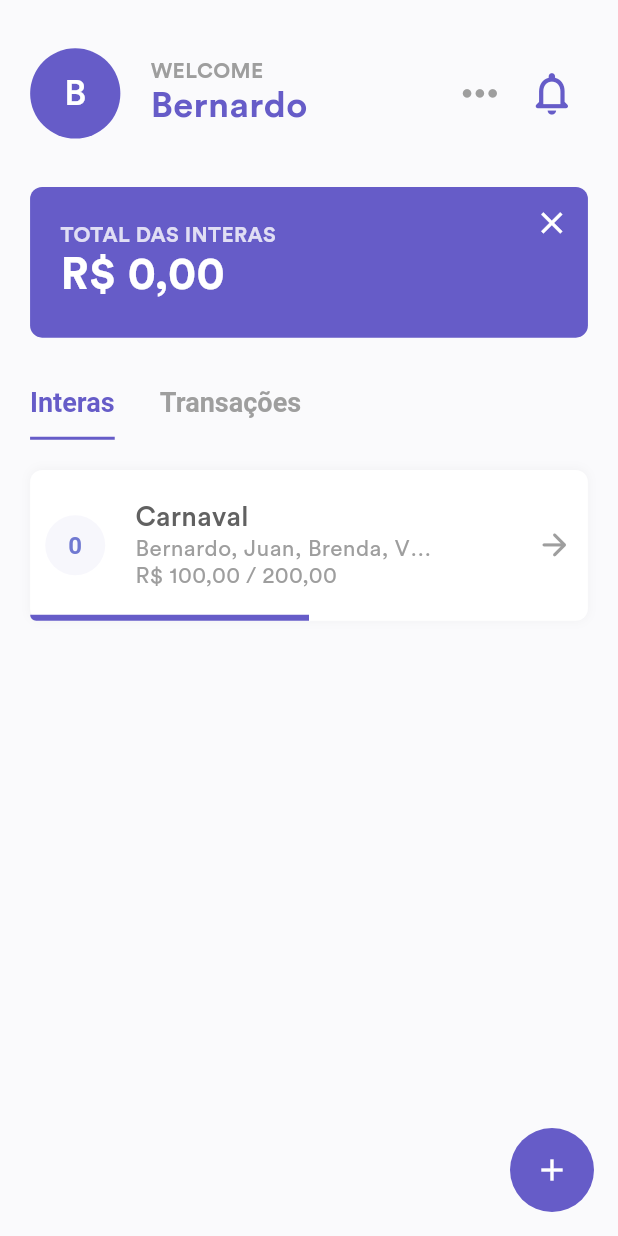
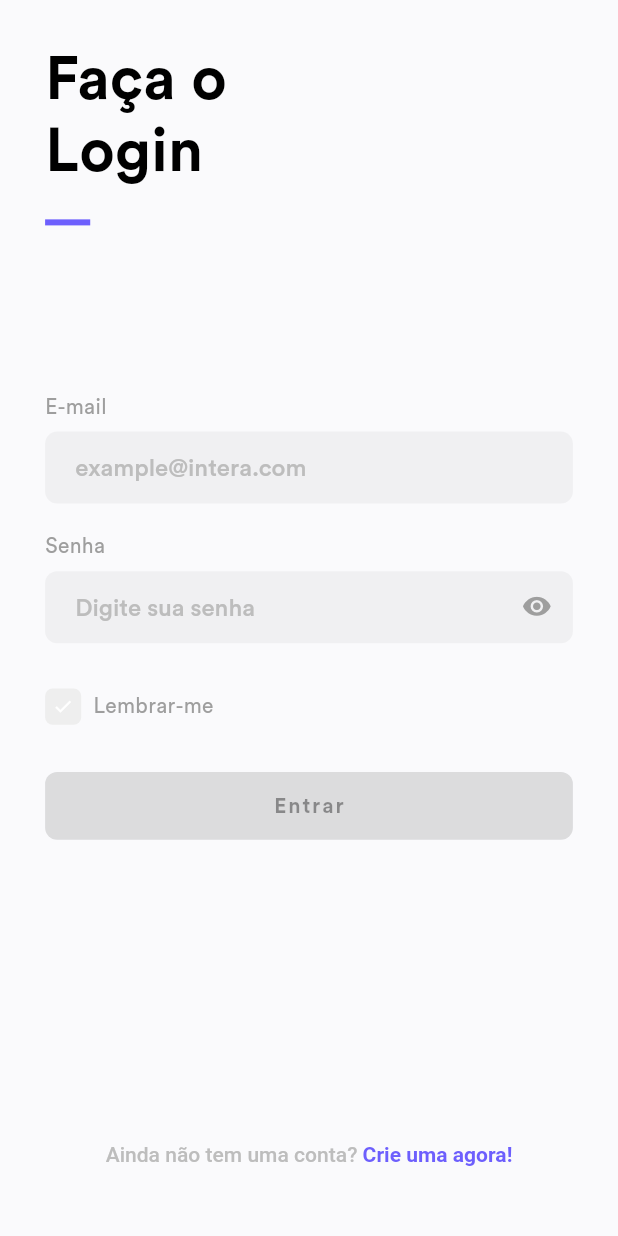
Before and after one commit to bernardoveras/intera-frontend, a Flutter app: the screen it shows after launch, on a phone screen of 412 x 824 dp. Run offline on Flutter 3.47's test engine with Material 2 defaults, Android fonts, the phone set to English and light mode, and no system bars; drawn by our look-alikes of animate_do; our stand-ins replace firebase_core, firebase_crashlytics, flutter_screenutil, get, get_storage, image_picker; accounts and stored records are empty; statements that could not run were skipped.

Commit message:
#18: Criar a tela de login baseado no mock

```diff
--- a/lib/initializer.dart
+++ b/lib/initializer.dart
@@ -53,9 +53,14 @@ class Initializer {
 
   static Future<void> _startUserSettings(ILocalStorage storage) async {
     String? imageBase64 = await storage.get(PATH.USER_IMAGE);
+    String? remember = await storage.get(PATH.REMEMBER);
 
     Uint8List? imageDecoded =
         imageBase64 != null ? base64Decode(imageBase64) : null;
+
+    if (remember != null) {
+      Settings.remember = remember.toBool;
+    }
 
     if (imageDecoded != null) {
       Settings.usernameImage?.value = imageDecoded;
--- a/lib/presentation/_pages.dart
+++ b/lib/presentation/_pages.dart
@@ -1 +1,2 @@
 export 'home/home_page.dart';
+export 'login/login_page.dart';
--- /dev/null
+++ b/lib/presentation/login/components/components.dart
@@ -0,0 +1,2 @@
+export 'text_field.dart';
+export 'title.dart';
--- /dev/null
+++ b/lib/presentation/login/components/form.dart
@@ -0,0 +1,78 @@
+import 'package:flutter/material.dart';
+import 'package:get/get.dart';
+import 'package:intera/presentation/login/components/components.dart';
+import 'package:intera/presentation/login/login_controller.dart';
+import 'package:intera/presentation/login/login_page.dart';
+import 'package:intera/shared/components/checkbox.dart';
+import 'package:intera/shared/extensions/screen_util_extension.dart';
+
+class LoginForm extends StatelessWidget {
+  final LoginController controller;
+  final GlobalKey<FormState> formKey = GlobalKey<FormState>();
+
+  LoginForm({Key? key, required this.controller}) : super(key: key);
+
+  @override
+  Widget build(BuildContext context) {
+    return Column(
+      crossAxisAlignment: CrossAxisAlignment.center,
+      mainAxisAlignment: MainAxisAlignment.center,
+      children: [
+        Obx(
+          () => LoginTextField(
+            titleText: 'E-mail',
+            hintText: 'example@intera.com',
+            keyboardType: TextInputType.emailAddress,
+            onChanged: controller.email,
+            controller: controller.emailController,
+            focusNode: controller.emailFocus.value,
+            textInputAction: TextInputAction.next,
+            readOnly: controller.loading.value == true,
+          ),
+        ),
+        SizedBox(height: 20.height),
+        Obx(
+          () => LoginTextField(
+            titleText: 'Senha',
+            hintText: 'Digite sua senha',
+            obscure: true,
+            onChanged: controller.senha,
+            controller: controller.senhaController,
+            focusNode: controller.senhaFocus.value,
+            readOnly: controller.loading.value == true,
+            preffixIcon: controller.enableButton == true ? Icon(
+              Icons.check,
+              color: Colors.green,
+              size: 20.height,
+            ) : null,
+            onFieldSubmitted: (val) async {
+              await controller.autenticar();
+            },
+          ),
+        ),
+        SizedBox(height: 30.height),
+        Obx(
+          () => ICheckBox(
+            value: controller.remember.value!,
+            title: 'Lembrar-me',
+            onChanged: (value) {
+              controller.remember.value = value;
+            },
+          ),
+        ),
+        SizedBox(height: 30.height),
+        Obx(
+          () => IButton(
+            title: 'Entrar',
+            loading: controller.loading.value ?? false,
+            onTap: controller.enableButton == true
+                ? () async {
+                    await controller.autenticar();
+                  }
+                : null,
+          ),
+        ),
+      ],
+    );
+  }
+}
--- /dev/null
+++ b/lib/presentation/login/components/text_field.dart
@@ -0,0 +1,150 @@
+import 'package:animate_do/animate_do.dart';
+import 'package:flutter/material.dart';
+import 'package:flutter/services.dart';
+import 'package:intera/shared/extensions/screen_util_extension.dart';
+
+class LoginTextField extends StatefulWidget {
+  final String? titleText;
+  final String? hintText;
+  final bool obscure;
+  final TextStyle? style;
+  final FocusNode? focusNode;
+  final TextEditingController? controller;
+  final List<TextInputFormatter>? inputFormatters;
+  final TextInputType? keyboardType;
+  final void Function(String)? onChanged;
+  final void Function(String)? onFieldSubmitted;
+  final bool readOnly;
+  final TextInputAction? textInputAction;
+  final String? Function(String?)? validator;
+  final String? errorText;
+  final Icon? preffixIcon;
+
+  const LoginTextField({
+    Key? key,
+    this.titleText,
+    this.hintText,
+    this.obscure = false,
+    this.style,
+    this.focusNode,
+    this.controller,
+    this.inputFormatters,
+    this.keyboardType,
+    this.onChanged,
+    this.onFieldSubmitted,
+    this.readOnly = false,
+    this.textInputAction,
+    this.errorText,
+    this.validator,
+    this.preffixIcon,
+  }) : super(key: key);
+
+  @override
+  _LoginTextFieldState createState() => _LoginTextFieldState();
+}
+
+class _LoginTextFieldState extends State<LoginTextField> {
+  late bool showPass;
+
+  @override
+  void initState() {
+    super.initState();
+    showPass = widget.obscure;
+  }
+
+  @override
+  Widget build(BuildContext context) {
+    return Column(
+      crossAxisAlignment: CrossAxisAlignment.start,
+      children: [
+        widget.titleText != null
+            ? Text(
+                widget.titleText!,
+                style: TextStyle(
+                  color: Colors.grey.shade500,
+                ),
+              )
+            : SizedBox.shrink(),
+        SizedBox(height: widget.titleText != null ? 8.height : 0),
+        TextFormField(
+          focusNode: widget.focusNode,
+          controller: widget.controller,
+          inputFormatters: widget.inputFormatters,
+          keyboardType: widget.keyboardType,
+          onChanged: widget.onChanged,
+          onFieldSubmitted: widget.onFieldSubmitted,
+          readOnly: widget.readOnly,
+          textInputAction: widget.textInputAction,
+          validator: widget.validator,
+          obscureText: showPass,
+          style: widget.style != null
+              ? widget.style!.copyWith(
+                  color: Colors.black,
+                  fontWeight: FontWeight.bold,
+                  letterSpacing: showPass == true ? 5 : null,
+                )
+              : TextStyle(
+                  color: Colors.black,
+                  fontWeight: FontWeight.bold,
+                  letterSpacing: showPass == true ? 5 : null,
+                ),
+          autocorrect: false,
+          decoration: InputDecoration(
+            suffixIcon: widget.preffixIcon == null
+                ? widget.errorText != null
+                    ? Icon(Icons.error_rounded, color: Colors.red)
+                    : widget.obscure
+                        ? FadeInUp(
+                            from: 10,
+                            duration: Duration(milliseconds: 200),
+                            child: GestureDetector(
+                              onTap: () => setState(() => showPass = !showPass),
+                              behavior: HitTestBehavior.opaque,
+                              child: Container(
+                                child: Icon(
+                                  showPass
+                                      ? Icons.visibility_rounded
+                                      : Icons.visibility_off_rounded,
+                                  color: Colors.grey,
+                                  size: 20.height,
+                                ),
+                              ),
+                            ),
+                          )
+                        : null
+                : FadeInUp(
+                    from: 10,
+                    duration: Duration(milliseconds: 200),
+                    child: widget.preffixIcon!,
+                  ),
+            contentPadding: EdgeInsets.symmetric(
+              horizontal: 20.width,
+              vertical: 10.height,
+            ),
+            filled: true,
+            hintText: widget.hintText ?? widget.titleText,
+            hintStyle: TextStyle(
+              color: Colors.grey.shade400,
+              fontWeight: FontWeight.w500,
+              letterSpacing: 0,
+            ),
+            border: outlineBorder(),
+            errorBorder: outlineBorder(),
+            enabledBorder: outlineBorder(),
+            focusedBorder: outlineBorder(),
+            disabledBorder: outlineBorder(),
+            focusedErrorBorder: outlineBorder(),
+          ),
+          cursorColor: Theme.of(context).primaryColor,
+        ),
+      ],
+    );
+  }
+
+  InputBorder outlineBorder() {
+    return OutlineInputBorder(
+      borderRadius: BorderRadius.circular(8),
+      borderSide: BorderSide.none,
+    );
+  }
+}
--- /dev/null
+++ b/lib/presentation/login/components/title.dart
@@ -0,0 +1,37 @@
+import 'package:flutter/material.dart';
+import 'package:intera/shared/extensions/screen_util_extension.dart';
+
+class TitleComponent extends StatelessWidget {
+  final String? title;
+  final double? width;
+
+  const TitleComponent({Key? key, this.title, this.width}) : super(key: key);
+  @override
+  Widget build(BuildContext context) {
+    return Column(
+      mainAxisAlignment: MainAxisAlignment.center,
+      crossAxisAlignment: CrossAxisAlignment.start,
+      children: [
+        Container(
+          width: width ?? 160.width,
+          alignment: Alignment.centerLeft,
+          child: Text(
+            title ?? 'Faça o Login',
+            maxLines: 2,
+            style: TextStyle(
+              color: Colors.black,
+              fontSize: 40.sp,
+              fontWeight: FontWeight.bold,
+            ),
+          ),
+        ),
+        SizedBox(height: 20.height),
+        Container(
+          color: Theme.of(context).primaryColor,
+          width: 30.width,
+          height: 4.height,
+        ),
+      ],
+    );
+  }
+}
--- /dev/null
+++ b/lib/presentation/login/login_controller.dart
@@ -0,0 +1,65 @@
+import 'package:flutter/widgets.dart';
+import 'package:get/get.dart';
+import 'package:intera/domain/services/local_storage_service.dart';
+import 'package:intera/shared/consts.dart';
+import 'package:intera/shared/settings.dart';
+
+class LoginController extends GetxController {
+  final ILocalStorage localStorage;
+
+  LoginController({required this.localStorage});
+
+  ///[E-mail]
+  RxString email = ''.obs;
+  late TextEditingController emailController;
+  final emailError = RxString();
+  final emailFocus = FocusNode().obs;
+
+  ///[Senha]
+  RxString senha = ''.obs;
+  late TextEditingController senhaController;
+  final senhaError = RxString();
+  final senhaFocus = FocusNode().obs;
+
+  bool get enableButton =>
+      email.value.isBlank == false && senha.value.isBlank == false;
+
+  ///[Remember-me]
+  RxBool remember = false.obs;
+
+  RxBool loading = false.obs;
+
+  Future<void> autenticar() async {
+    loading.value = true;
+    try {
+      // ToDo: Implementar a autenticação
+      if (remember.value != null) {
+        Settings.remember = remember.value!;
+        await localStorage.add(PATH.REMEMBER, Settings.remember.toString());
+      }
+    } catch (e) {
+      print(e);
+      loading.value = false;
+
+    } finally {
+      loading.value = false;
+    }
+  }
+
+  @override
+  void onInit() {
+    super.onInit();
+    remember.value = Settings.remember;
+    emailController = TextEditingController(text: email.value);
+    senhaController = TextEditingController(text: senha.value);
+  }
+
+  @override
+  void onClose() {
+    super.onClose();
+    emailController.dispose();
+    senhaController.dispose();
+    emailFocus.close();
+    senhaFocus.close();
+  }
+}
--- /dev/null
+++ b/lib/presentation/login/login_page.dart
@@ -0,0 +1,138 @@
+import 'package:animate_do/animate_do.dart';
+import 'package:intera/presentation/login/components/form.dart';
+import 'package:intera/presentation/login/login_controller.dart';
+import 'package:intera/shared/components/circular_loading.dart';
+import 'package:intera/shared/extensions/screen_util_extension.dart';
+import 'components/components.dart';
+import 'package:flutter/material.dart';
+import 'package:get/get.dart';
+
+class LoginPage extends GetView<LoginController> {
+  @override
+  Widget build(BuildContext context) {
+    return Scaffold(
+      body: Container(
+        height: MediaQuery.of(context).size.height,
+        width: MediaQuery.of(context).size.width,
+        child: SafeArea(
+          child: Padding(
+            padding:
+                EdgeInsets.symmetric(horizontal: 30.width, vertical: 30.height),
+            child: Stack(
+              alignment: Alignment.center,
+              children: [
+                Column(
+                  crossAxisAlignment: CrossAxisAlignment.start,
+                  mainAxisAlignment: MainAxisAlignment.spaceBetween,
+                  children: [
+                    AnimatedContainer(
+                      duration: Duration(milliseconds: 300),
+                      curve: Curves.fastLinearToSlowEaseIn,
+                      transform: Matrix4.translationValues(
+                          0.0,
+                          MediaQuery.of(context).viewInsets.bottom != 0
+                              ? -40.0
+                              : 0.0,
+                          0.0),
+                      child: AnimatedOpacity(
+                        duration: Duration(milliseconds: 300),
+                        curve: Curves.fastLinearToSlowEaseIn,
+                        opacity: MediaQuery.of(context).viewInsets.bottom != 0
+                            ? 0.0
+                            : 1.0,
+                        child: TitleComponent(),
+                      ),
+                    ),
+                    Obx(
+                      () => OutlinedButton(
+                        onPressed: controller.loading.value == false
+                            ? () {
+                                // ToDo: Implementar a criação da conta
+                                print('Criar uma conta');
+                              }
+                            : null,
+                        style: OutlinedButton.styleFrom(
+                          side: BorderSide.none,
+                          primary: Theme.of(context).backgroundColor,
+                          shadowColor: Colors.red,
+                          backgroundColor: Colors.transparent,
+                          elevation: 0,
+                          minimumSize: Size(double.infinity, 45.height),
+                        ),
+                        child: RichText(
+                          text: TextSpan(
+                            style: TextStyle(
+                              fontSize: 14.sp,
+                              fontWeight: FontWeight.w500,
+                              color: Colors.grey.shade400,
+                            ),
+                            children: [
+                              TextSpan(text: "Ainda não tem uma conta? "),
+                              TextSpan(
+                                text: "Crie uma agora!",
+                                style: TextStyle(
+                                  fontWeight: FontWeight.bold,
+                                  color: Theme.of(context).primaryColor,
+                                  fontSize: 14.sp,
+                                ),
+                              ),
+                            ],
+                          ),
+                        ),
+                      ),
+                    )
+                  ],
+                ),
+                LoginForm(controller: controller),
+              ],
+            ),
+          ),
+        ),
+      ),
+    );
+  }
+}
+
+class IButton extends StatelessWidget {
+  final String title;
+  final bool loading;
+  final void Function()? onTap;
+  final Color? backgroundColor;
+
+  const IButton({
+    Key? key,
+    required this.title,
+    required this.onTap,
+    this.backgroundColor,
+    this.loading = false,
+  }) : super(key: key);
+  @override
+  Widget build(BuildContext context) {
+    return ElevatedButton(
+      onPressed: onTap,
+      child: loading == false
+          ? Text(
+              title,
+              style: TextStyle(
+                fontWeight: FontWeight.bold,
+                fontSize: 14.sp,
+              ),
+            )
+          : CircularLoading(
+              color: Colors.white,
+              size: 15.height,
+              lineWidth: 2.width,
+            ),
+      style: ElevatedButton.styleFrom(
+        minimumSize: Size(double.infinity, 45.height),
+        shape: RoundedRectangleBorder(
+          borderRadius: BorderRadius.circular(8.radius),
+          side: BorderSide.none,
+        ),
+        primary: backgroundColor ?? Theme.of(context).primaryColor,
+        elevation: 0,
+        shadowColor: Colors.transparent,
+      ),
+    );
+  }
+}
--- /dev/null
+++ b/lib/shared/components/checkbox.dart
@@ -0,0 +1,105 @@
+import 'package:animate_do/animate_do.dart';
+import 'package:flutter/material.dart';
+import 'package:intera/shared/extensions/screen_util_extension.dart';
+import 'package:intera/shared/settings.dart';
+
+class ICheckBox extends StatefulWidget {
+  final bool value;
+  final Function(bool) onChanged;
+  final String? title;
+  final TextStyle? titleStyle;
+  final Color? checkColor;
+  final Color? uncheckColor;
+  final BorderRadiusGeometry? radius;
+  final double? width;
+  final double? height;
+  final Duration? duration;
+
+  const ICheckBox({
+    Key? key,
+    required this.value,
+    required this.onChanged,
+    this.title,
+    this.titleStyle,
+    this.checkColor,
+    this.uncheckColor,
+    this.radius,
+    this.width,
+    this.height,
+    this.duration,
+  }) : super(key: key);
+
+  @override
+  _ICheckBoxState createState() => _ICheckBoxState();
+}
+
+class _ICheckBoxState extends State<ICheckBox> {
+  late AnimationController _upAnimController;
+
+  void _onChanged(bool value) {
+    if (value == true) {
+      _upAnimController.forward();
+    } else {
+      _upAnimController.reverse();
+    }
+
+    widget.onChanged(value);
+  }
+
+  @override
+  void dispose() {
+    _upAnimController.dispose();
+    super.dispose();
+  }
+
+  @override
+  Widget build(BuildContext context) {
+    return GestureDetector(
+      onTap: () {
+        _onChanged(!widget.value);
+      },
+      behavior: HitTestBehavior.opaque,
+      child: Row(
+        crossAxisAlignment: CrossAxisAlignment.center,
+        mainAxisAlignment: MainAxisAlignment.start,
+        children: [
+          AnimatedContainer(
+            duration: widget.duration ?? Duration(milliseconds: 200),
+            width: widget.width ?? 24.width,
+            height: widget.height ?? 24.height,
+            decoration: BoxDecoration(
+              color: widget.value == true
+                  ? widget.checkColor ?? Theme.of(context).primaryColor
+                  : widget.uncheckColor ?? Colors.grey.shade200,
+              borderRadius: widget.radius ?? BorderRadius.circular(5.radius),
+            ),
+            child: FadeInUp(
+              manualTrigger: true,
+              animate: false,
+              controller: (controller) {
+                _upAnimController = controller;
+                if (widget.value == true) _upAnimController.forward();
+              },
+              duration: widget.duration ?? Duration(milliseconds: 250),
+              child: Icon(
+                Icons.check,
+                color: Colors.white,
+                size: 14.height,
+              ),
+            ),
+          ),
+          SizedBox(width: widget.title != null ? 8.width : 0),
+          widget.title != null
+              ? Text(
+                  widget.title!,
+                  style: widget.titleStyle ??
+                      TextStyle(
+                        color: Colors.grey.shade500,
+                      ),
+                )
+              : SizedBox(),
+        ],
+      ),
+    );
+  }
+}
--- /dev/null
+++ b/lib/shared/components/circular_loading.dart
@@ -0,0 +1,88 @@
+import 'dart:math' as math;
+
+import 'package:flutter/widgets.dart';
+
+class CircularLoading extends StatefulWidget {
+  const CircularLoading({
+    Key? key,
+    required this.color,
+    this.lineWidth = 7.0,
+    this.size = 50.0,
+    this.duration = const Duration(milliseconds: 1200),
+    this.controller,
+  }) : super(key: key);
+
+  final Color color;
+  final double lineWidth;
+  final double size;
+  final Duration duration;
+  final AnimationController? controller;
+
+  @override
+  _CircularLoadingState createState() => _CircularLoadingState();
+}
+
+class _CircularLoadingState extends State<CircularLoading>
+    with SingleTickerProviderStateMixin {
+  late AnimationController _controller;
+  late Animation<double> _animation;
+
+  @override
+  void initState() {
+    super.initState();
+
+    _controller = (widget.controller ??
+        AnimationController(vsync: this, duration: widget.duration))
+      ..addListener(() => setState(() {}))
+      ..repeat();
+    _animation = Tween(begin: 0.0, end: 1.0).animate(CurvedAnimation(
+        parent: _controller,
+        curve: const Interval(0.0, 1.0, curve: Curves.linear)));
+  }
+
+  @override
+  void dispose() {
+    _controller.dispose();
+    super.dispose();
+  }
+
+  @override
+  Widget build(BuildContext context) {
+    return Center(
+      child: Transform(
+        transform: Matrix4.identity()
+          ..rotateZ((_animation.value) * math.pi * 2),
+        alignment: FractionalOffset.center,
+        child: CustomPaint(
+          child: SizedBox.fromSize(size: Size.square(widget.size)),
+          painter: _CircularLoadingPainter(
+              paintWidth: widget.lineWidth, color: widget.color),
+        ),
+      ),
+    );
+  }
+}
+
+class _CircularLoadingPainter extends CustomPainter {
+  _CircularLoadingPainter(
+      {this.angle = 90.0, required double paintWidth, required Color color})
+      : ringPaint = Paint()
+          ..color = color
+          ..strokeWidth = paintWidth
+          ..style = PaintingStyle.stroke;
+
+  final Paint ringPaint;
+  final double angle;
+
+  @override
+  void paint(Canvas canvas, Size size) {
+    final rect = Rect.fromPoints(Offset.zero, Offset(size.width, size.height));
+    canvas.drawArc(rect, 0.0, getRadian(angle), false, ringPaint);
+    canvas.drawArc(rect, getRadian(180.0), getRadian(angle), false, ringPaint);
+  }
+
+  @override
+  bool shouldRepaint(CustomPainter oldDelegate) => true;
+
+  double getRadian(double angle) => math.pi / 180 * angle;
+}
--- a/lib/shared/consts.dart
+++ b/lib/shared/consts.dart
@@ -1,5 +1,6 @@
 class PATH {
   static String THEME = 'theme';
   static String USER_IMAGE = 'user_image';
-  static String EXIBIR_TOTAL_INTERAS = 'EXIBIR_TOTAL_INTERAS';
+  static String EXIBIR_TOTAL_INTERAS = 'exibir_total_interas';
+  static String REMEMBER = 'remember';
 }
--- a/lib/shared/navigation/bindings/_bindings.dart
+++ b/lib/shared/navigation/bindings/_bindings.dart
@@ -1 +1,2 @@
 export 'home_bindings.dart';
+export 'login_binding.dart';
--- /dev/null
+++ b/lib/shared/navigation/bindings/login_binding.dart
@@ -0,0 +1,9 @@
+import 'package:get/get.dart';
+import 'package:intera/presentation/login/login_controller.dart';
+
+class LoginBinding extends Bindings {
+  @override
+  void dependencies() {
+    Get.lazyPut(() => LoginController(localStorage: Get.find()));
+  }
+}
--- a/lib/shared/navigation/navigation.dart
+++ b/lib/shared/navigation/navigation.dart
@@ -1,7 +1,7 @@
-import 'package:get/get_navigation/get_navigation.dart';
 import '../../presentation/_pages.dart';
 import '../../shared/navigation/routes.dart';
 import 'bindings/_bindings.dart';
+import 'package:get/get_navigation/get_navigation.dart';
 
 class Navigation {
   static List<GetPage> routes = [
@@ -10,5 +10,10 @@ class Navigation {
       page: () => HomePage(),
       binding: HomeBinding(),
     ),
+    GetPage(
+      name: Routes.LOGIN,
+      page: () => LoginPage(),
+      binding: LoginBinding(),
+    ),
   ];
 }
--- a/lib/shared/navigation/routes.dart
+++ b/lib/shared/navigation/routes.dart
@@ -3,6 +3,6 @@ class Routes {
   static const LOGIN = '/login';
 
   static Future<String> get initialRoute async {
-    return HOME;
+    return LOGIN;
   }
 }
--- a/lib/shared/settings.dart
+++ b/lib/shared/settings.dart
@@ -8,7 +8,10 @@ class Settings {
   static Rx<ThemeMode> theme = ThemeMode.light.obs;
   static Rx<Uint8List>? usernameImage = Rx<Uint8List>();
 
+
   /// Visualizar o `componente` de total
   /// das interas na tela inicial!
   static RxBool exibirTotalDeInteras = true.obs;
+
+  static bool remember = false;
 }
--- a/lib/shared/theme/theme.dart
+++ b/lib/shared/theme/theme.dart
@@ -8,14 +8,14 @@ import 'package:intera/shared/settings.dart';
 
 class AppTheme {
   /// Pallete of `Primary` color's
-  static Color primary = Color(0xFF665CC8);
-  static Color primaryDark = Color(0xFF4F45AA);
-  static Color primaryLight = Color(0xFF7079D1);
+  static Color primary = Color(0xFF6D5FFD);
+  static Color primaryDark = Color(0xFF5E68E1);
+  static Color primaryLight = Color(0xFF878EE9);
 
   /// Pallete of `Secondary` color's
-  static Color secondary = Color(0xFF33D3AB);
-  static Color secondaryDark = Color(0xFF21B691);
-  static Color secondaryLight = Color(0xFF66E395);
+  static Color secondary = Color(0xFFFFC634);
+  static Color secondaryDark = Color(0xFFFFDD86);
+  static Color secondaryLight = Color(0xFFFEE8AE);
 
   /// Pallete of `State` color's
   static Color error = Color(0xFFFF3B3B);
```
